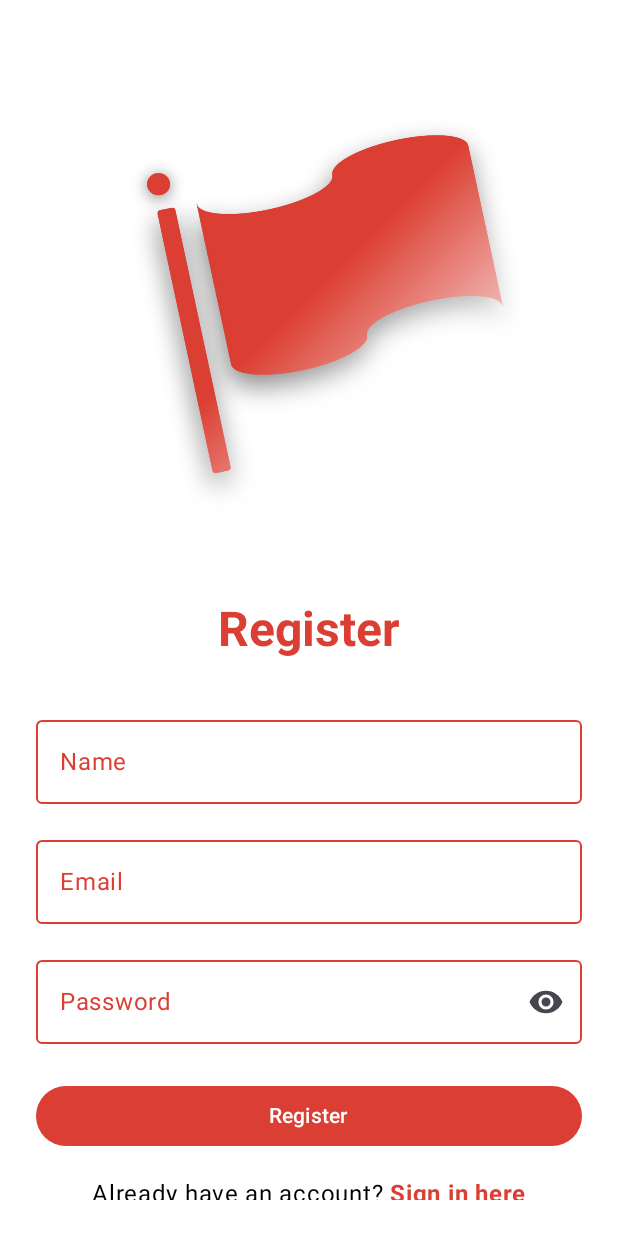
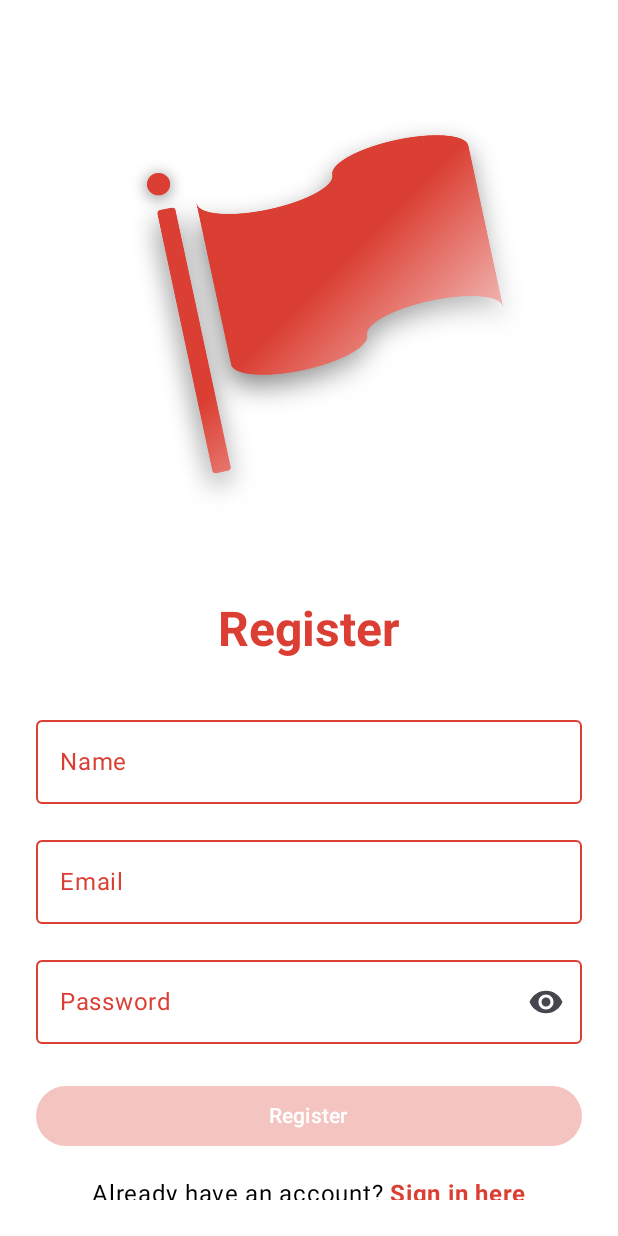
Before and after one commit to PioRomo/StatBuddyApp, an Android app built with Jetpack Compose: the @Preview function RegisterScreenPreview, on a phone screen of 412 x 824 dp. Run offline under Robolectric (Android 15) with nearby library versions, the phone set to English and light mode, and no system bars.

Commit message:
* Added Firebase logic to Login and Registration * Modified both pages to disable button until all fields are filled * Added Toast upon errors

```diff
--- a/app/src/main/AndroidManifest.xml
+++ b/app/src/main/AndroidManifest.xml
@@ -23,6 +23,9 @@
                 <category android:name="android.intent.category.LAUNCHER" />
             </intent-filter>
         </activity>
+        <activity android:name=".RegisterActivity" />
+        <activity android:name=".HomeActivity" />
+
     </application>
 
 </manifest>
--- a/app/src/main/java/com/example/statbuddy/RegisterScreen.kt
+++ b/app/src/main/java/com/example/statbuddy/RegisterScreen.kt
@@ -1,5 +1,6 @@
 package com.example.statbuddy
 
+import android.widget.Toast
 import androidx.compose.animation.core.LinearEasing
 import androidx.compose.animation.core.RepeatMode
 import androidx.compose.animation.core.animateFloat
@@ -27,6 +28,7 @@ import androidx.compose.ui.geometry.Offset
 import androidx.compose.ui.graphics.Brush
 import androidx.compose.ui.graphics.Color
 import androidx.compose.ui.graphics.graphicsLayer
+import androidx.compose.ui.platform.LocalContext
 import androidx.compose.ui.res.painterResource
 import com.example.statbuddy.ui.theme.StatBuddyTheme
 
@@ -41,6 +43,8 @@ fun RegisterScreen(
     var email by remember { mutableStateOf("") }
     var password by remember { mutableStateOf("") }
     var isPasswordVisible by remember { mutableStateOf(false) }
+    val isFormValid = name.isNotBlank() && email.isNotBlank() && password.isNotBlank()
+    val context = LocalContext.current
 
     Column(
         modifier = Modifier
@@ -125,14 +129,21 @@ fun RegisterScreen(
         Spacer(modifier = Modifier.height(24.dp))
 
         Button(
-            onClick = { onRegisterClick(name, email, password) },
+            onClick = {
+                if (!isFormValid) {
+                    Toast.makeText(context, "Please fill out all fields", Toast.LENGTH_SHORT).show()
+                } else {
+                    onRegisterClick(name, email, password)
+                }
+            },
+            enabled = isFormValid,
             modifier = Modifier.fillMaxWidth(),
             colors = ButtonDefaults.buttonColors(
-                containerColor = MaterialTheme.colorScheme.secondary,     // background color
-                contentColor = MaterialTheme.colorScheme.tertiary      // text color
+                containerColor = MaterialTheme.colorScheme.secondary,
+                contentColor = MaterialTheme.colorScheme.tertiary,
+                disabledContainerColor = MaterialTheme.colorScheme.secondary.copy(alpha = 0.3f),
+                disabledContentColor = MaterialTheme.colorScheme.tertiary
             )
-
-
         ) {
             Text("Register")
         }
```
Also changed, not shown: app/src/main/java/com/example/statbuddy/LoginActivity.kt (+37 -2 lines), app/src/main/java/com/example/statbuddy/LoginScreen.kt (+6 -4 lines), app/src/main/java/com/example/statbuddy/RegisterActivity.kt (+50 -26 lines).
